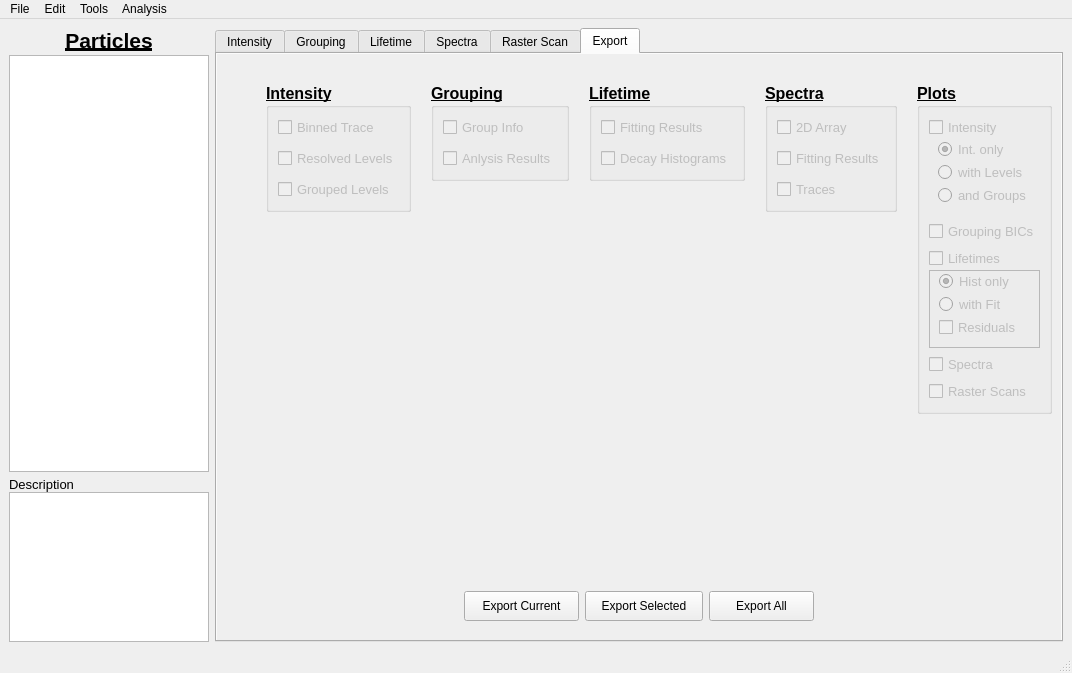
Old version of the form resources/ui/mainwindow.ui in the repository BioPhysicsUP/Full_SMS.
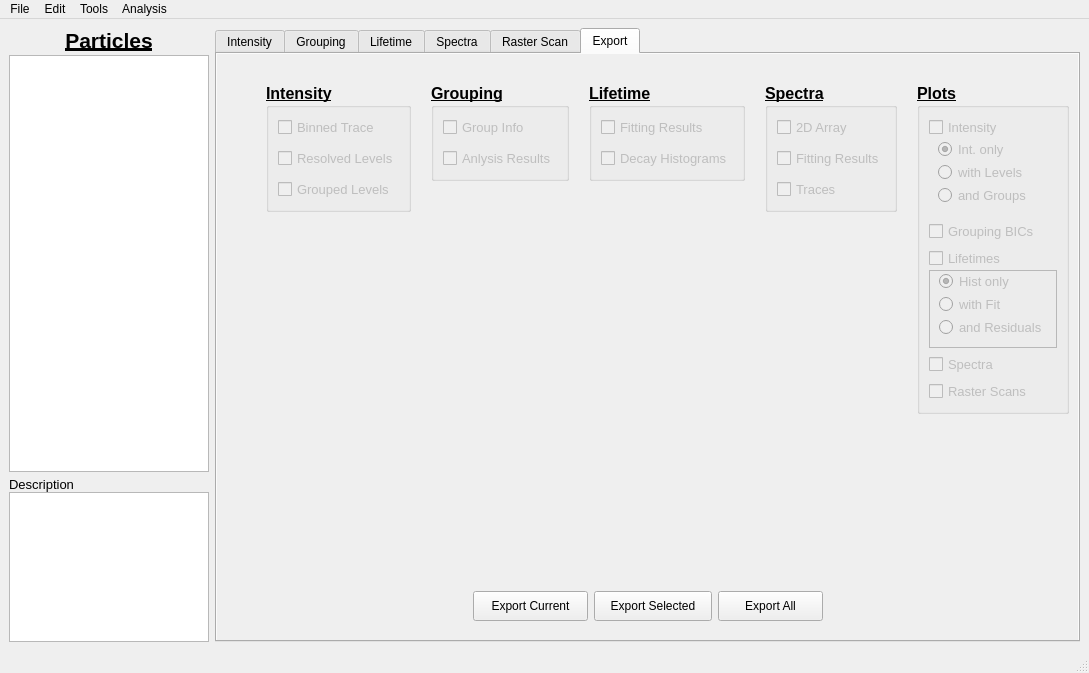
New version of the form. Icons and pictures are not drawn. Custom widgets are drawn as their Qt base class.

```diff
--- a/resources/ui/mainwindow.ui
+++ b/resources/ui/mainwindow.ui
@@ -2825,7 +2825,7 @@
                   <item>
                    <widget class="QFrame" name="frmPlot_Int_Selection">
                     <property name="enabled">
-                     <bool>false</bool>
+                     <bool>true</bool>
                     </property>
                     <property name="frameShape">
                      <enum>QFrame::NoFrame</enum>
@@ -2983,7 +2983,7 @@
                   <item>
                    <widget class="QFrame" name="frmPlot_Lifetime_Selection">
                     <property name="enabled">
-                     <bool>false</bool>
+                     <bool>true</bool>
                     </property>
                     <property name="frameShape">
                      <enum>QFrame::StyledPanel</enum>
@@ -3053,7 +3053,7 @@
                       </widget>
                      </item>
                      <item>
-                      <widget class="QCheckBox" name="chbEx_Plot_Residuals">
+                      <widget class="QRadioButton" name="rdbAnd_Residuals">
                        <property name="enabled">
                         <bool>false</bool>
                        </property>
@@ -3066,7 +3066,16 @@
                         </font>
                        </property>
                        <property name="text">
-                        <string>Residuals</string>
+                        <string>and Residuals</string>
+                       </property>
+                       <property name="checkable">
+                        <bool>true</bool>
+                       </property>
+                       <property name="checked">
+                        <bool>false</bool>
+                       </property>
+                       <property name="autoExclusive">
+                        <bool>true</bool>
                        </property>
                       </widget>
                      </item>
```
Left out of the diff: 2 changed lines with no effect on the pictures.
